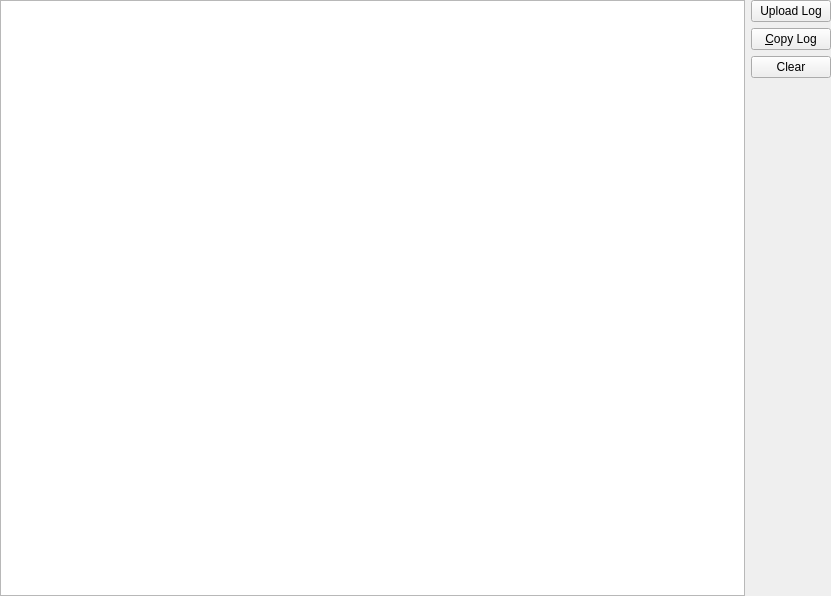
Qt form gui/pages/LogPage.ui (FreesmTeam/FreesmLauncher) before a commit.
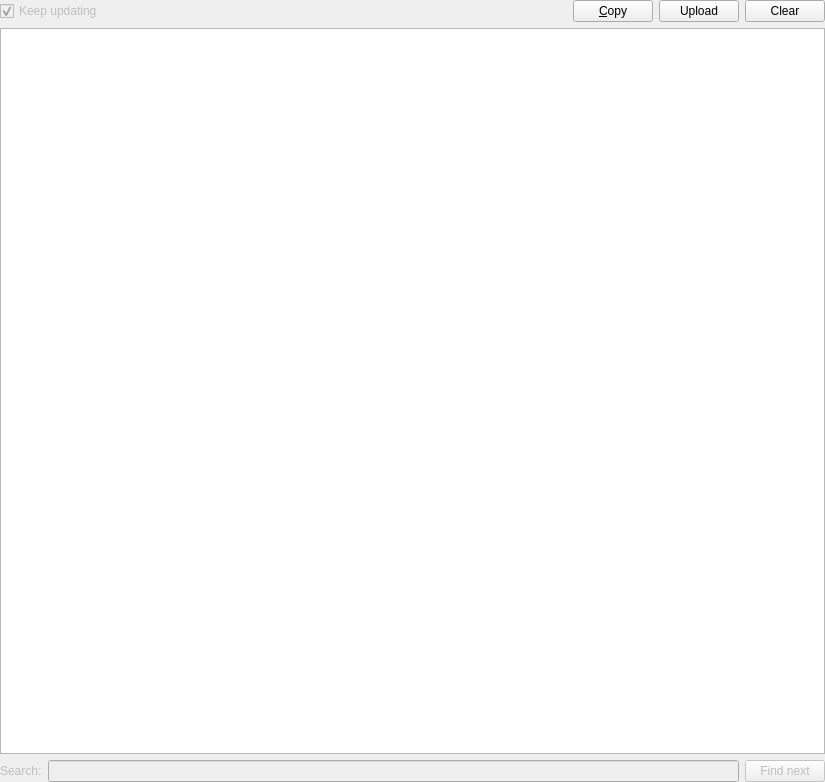
The same form after that commit.

Commit message: Mess around with log UI. Herp Derp.

The edit to the form file:
```diff
--- a/gui/pages/LogPage.ui
+++ b/gui/pages/LogPage.ui
@@ -6,14 +6,14 @@
    <rect>
     <x>0</x>
     <y>0</y>
-    <width>831</width>
-    <height>596</height>
+    <width>825</width>
+    <height>782</height>
    </rect>
   </property>
   <property name="windowTitle">
    <string>Log</string>
   </property>
-  <layout class="QHBoxLayout" name="horizontalLayout_2">
+  <layout class="QGridLayout" name="gridLayout">
    <property name="leftMargin">
     <number>0</number>
    </property>
@@ -26,7 +26,34 @@
    <property name="bottomMargin">
     <number>0</number>
    </property>
-   <item>
+   <item row="2" column="1">
+    <widget class="QLineEdit" name="lineEdit">
+     <property name="enabled">
+      <bool>false</bool>
+     </property>
+    </widget>
+   </item>
+   <item row="2" column="0">
+    <widget class="QLabel" name="label">
+     <property name="enabled">
+      <bool>false</bool>
+     </property>
+     <property name="text">
+      <string>Search:</string>
+     </property>
+    </widget>
+   </item>
+   <item row="2" column="2">
+    <widget class="QPushButton" name="pushButton">
+     <property name="enabled">
+      <bool>false</bool>
+     </property>
+     <property name="text">
+      <string>Find next</string>
+     </property>
+    </widget>
+   </item>
+   <item row="1" column="0" colspan="3">
     <widget class="QPlainTextEdit" name="text">
      <property name="undoRedoEnabled">
       <bool>false</bool>
@@ -45,51 +72,64 @@
      </property>
     </widget>
    </item>
-   <item>
-    <layout class="QVBoxLayout" name="verticalLayout">
+   <item row="0" column="0" colspan="3">
+    <layout class="QHBoxLayout" name="horizontalLayout">
      <item>
-      <widget class="QPushButton" name="btnPaste">
-       <property name="toolTip">
-        <string>Upload the log to paste.ee - it will stay online for a month</string>
+      <widget class="QCheckBox" name="checkBox">
+       <property name="enabled">
+        <bool>false</bool>
        </property>
        <property name="text">
-        <string>Upload Log</string>
+        <string>Keep updating</string>
        </property>
-      </widget>
-     </item>
-     <item>
-      <widget class="QPushButton" name="btnCopy">
-       <property name="toolTip">
-        <string>Copy the whole log into the clipboard</string>
+       <property name="checked">
+        <bool>true</bool>
        </property>
-       <property name="text">
-        <string>&amp;Copy Log</string>
-       </property>
       </widget>
      </item>
      <item>
-      <widget class="QPushButton" name="btnClear">
-       <property name="toolTip">
-        <string>Clear the log</string>
-       </property>
-       <property name="text">
-        <string>Clear</string>
-       </property>
-      </widget>
-     </item>
-     <item>
-      <spacer name="verticalSpacer">
+      <spacer name="horizontalSpacer">
        <property name="orientation">
-        <enum>Qt::Vertical</enum>
+        <enum>Qt::Horizontal</enum>
        </property>
        <property name="sizeHint" stdset="0">
         <size>
-         <width>20</width>
-         <height>40</height>
+         <width>40</width>
+         <height>20</height>
         </size>
        </property>
       </spacer>
      </item>
+     <item>
+      <widget class="QPushButton" name="btnCopy">
+       <property name="toolTip">
+        <string>Copy the whole log into the clipboard</string>
+       </property>
+       <property name="text">
+        <string>&amp;Copy</string>
+       </property>
+      </widget>
+     </item>
+     <item>
+      <widget class="QPushButton" name="btnPaste">
+       <property name="toolTip">
+        <string>Upload the log to paste.ee - it will stay online for a month</string>
+       </property>
+       <property name="text">
+        <string>Upload</string>
+       </property>
+      </widget>
+     </item>
+     <item>
+      <widget class="QPushButton" name="btnClear">
+       <property name="toolTip">
+        <string>Clear the log</string>
+       </property>
+       <property name="text">
+        <string>Clear</string>
+       </property>
+      </widget>
+     </item>
     </layout>
    </item>
   </layout>
```
The commit also changes 2 other files.
